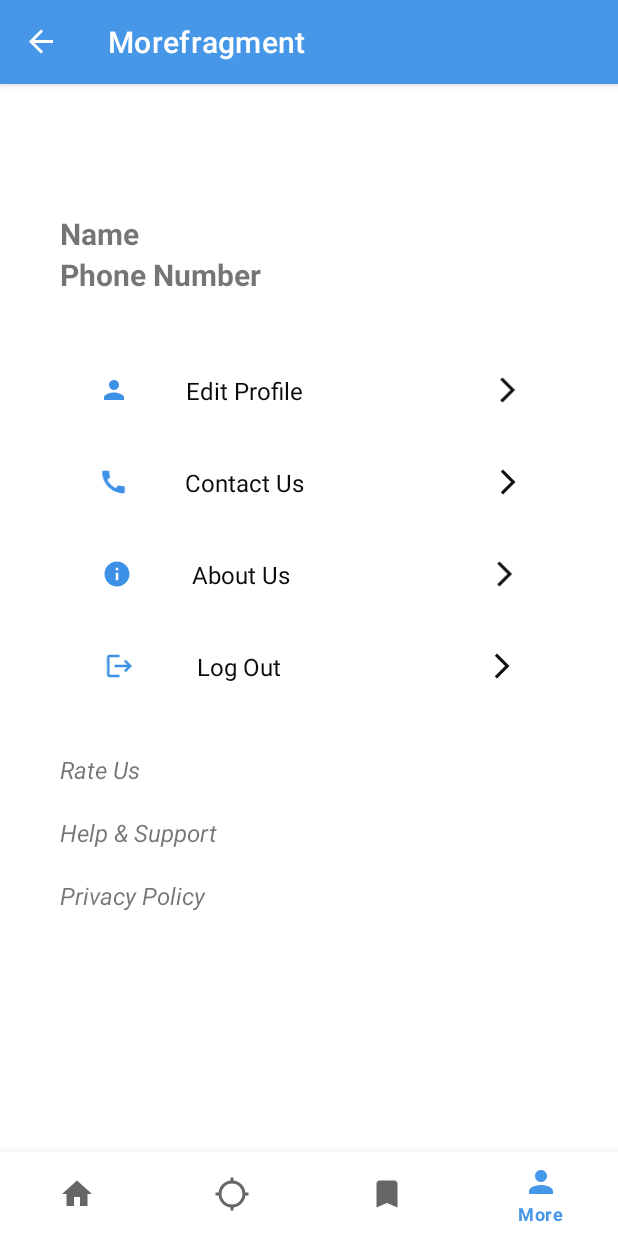
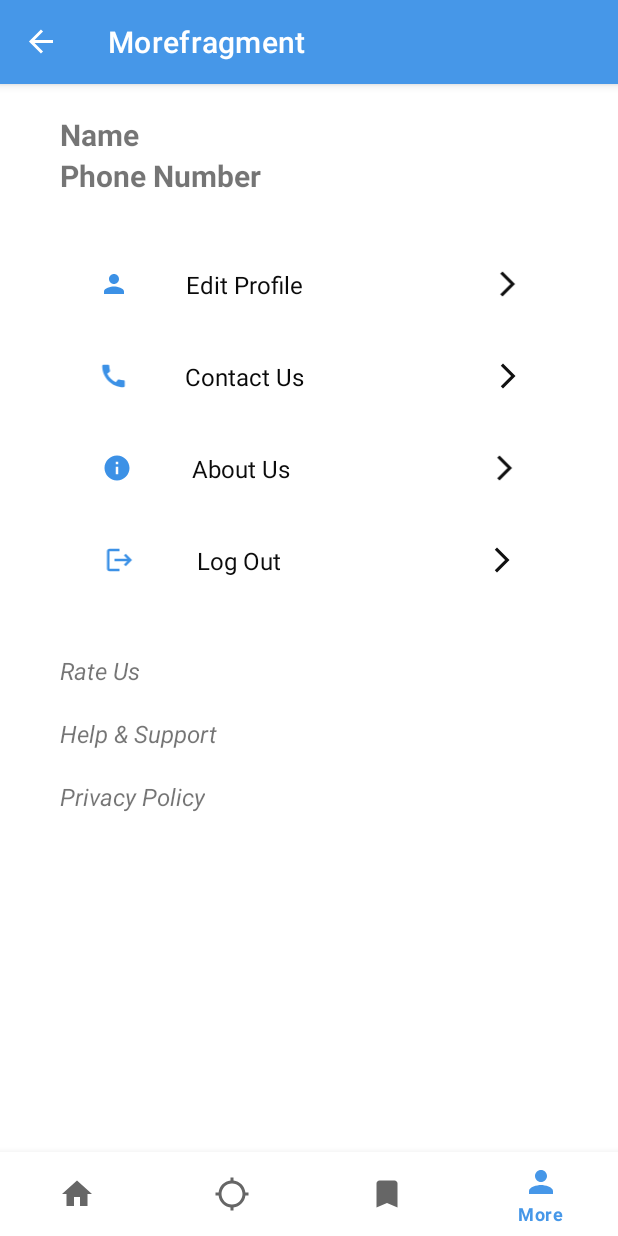
Before and after one commit to Palash2911/Rempo, an Android app: the Morefragment screen opened through its navigation route, on a phone screen of 412 x 824 dp. Run offline under Robolectric (Android 15) with nearby library versions, the phone set to English and light mode, and no system bars; our stand-ins replace Firebase (no records; nobody signed in at launch, a user with empty details on screens opened directly), navigation-ui; Roboto replaces fonts that are not available here; 2 statements that could not run were skipped.

Commit message:
More Fragment Done

```diff
--- a/app/src/main/res/layout/activity_bottomtab.xml
+++ b/app/src/main/res/layout/activity_bottomtab.xml
@@ -3,17 +3,15 @@
     xmlns:app="http://schemas.android.com/apk/res-auto"
     android:id="@+id/container"
     android:layout_width="match_parent"
-    android:layout_height="match_parent"
-    android:paddingTop="?attr/actionBarSize">
+    android:layout_height="match_parent">
 
     <com.google.android.material.bottomnavigation.BottomNavigationView
         android:id="@+id/nav_view"
         android:layout_width="0dp"
         android:layout_height="wrap_content"
-        android:layout_marginStart="0dp"
-        android:layout_marginEnd="0dp"
         android:background="?android:attr/windowBackground"
         app:layout_constraintBottom_toBottomOf="parent"
+        app:layout_constraintHorizontal_bias="0.0"
         app:layout_constraintLeft_toLeftOf="parent"
         app:layout_constraintRight_toRightOf="parent"
         app:menu="@menu/bottom_nav_menu" />
@@ -24,10 +22,12 @@
         android:layout_width="match_parent"
         android:layout_height="match_parent"
         app:defaultNavHost="true"
-        app:layout_constraintBottom_toTopOf="@id/nav_view"
+        app:layout_constraintBottom_toBottomOf="@+id/nav_view"
+        app:layout_constraintHorizontal_bias="0.0"
         app:layout_constraintLeft_toLeftOf="parent"
         app:layout_constraintRight_toRightOf="parent"
         app:layout_constraintTop_toTopOf="parent"
+        app:layout_constraintVertical_bias="0.0"
         app:navGraph="@navigation/mobile_navigation" />
 
 </androidx.constraintlayout.widget.ConstraintLayout>
--- a/app/src/main/res/layout/fragment_morefragment.xml
+++ b/app/src/main/res/layout/fragment_morefragment.xml
@@ -10,7 +10,7 @@
         android:layout_width="wrap_content"
         android:layout_height="wrap_content"
         android:layout_marginStart="40dp"
-        android:layout_marginTop="30dp"
+        android:layout_marginTop="20dp"
         android:orientation="vertical">
 
         <TextView
@@ -34,7 +34,7 @@
         android:layout_width="match_parent"
         android:layout_height="wrap_content"
         android:layout_marginStart="20dp"
-        android:layout_marginTop="110dp"
+        android:layout_marginTop="95dp"
         android:layout_marginEnd="20dp"
         android:orientation="vertical">
 
@@ -75,6 +75,7 @@
         </LinearLayout>
 
         <LinearLayout
+            android:id="@+id/contactusll"
             android:layout_width="match_parent"
             android:layout_height="match_parent"
             android:layout_marginTop="15dp"
@@ -111,6 +112,7 @@
         </LinearLayout>
 
         <LinearLayout
+            android:id="@+id/aboutusll"
             android:layout_width="match_parent"
             android:layout_height="match_parent"
             android:layout_marginTop="15dp"
@@ -191,7 +193,7 @@
         android:layout_width="wrap_content"
         android:layout_height="wrap_content"
         android:layout_marginStart="30dp"
-        android:layout_marginTop="380dp"
+        android:layout_marginTop="370dp"
         android:layout_marginEnd="30dp"
         android:orientation="vertical">
 
--- a/app/src/main/res/navigation/mobile_navigation.xml
+++ b/app/src/main/res/navigation/mobile_navigation.xml
@@ -3,7 +3,7 @@
     xmlns:app="http://schemas.android.com/apk/res-auto"
     xmlns:tools="http://schemas.android.com/tools"
     android:id="@+id/mobile_navigation"
-    app:startDestination="@+id/navigation_Location">
+    app:startDestination="@+id/navigation_Hompage">
 
     <fragment
         android:id="@+id/navigation_Location"
```
